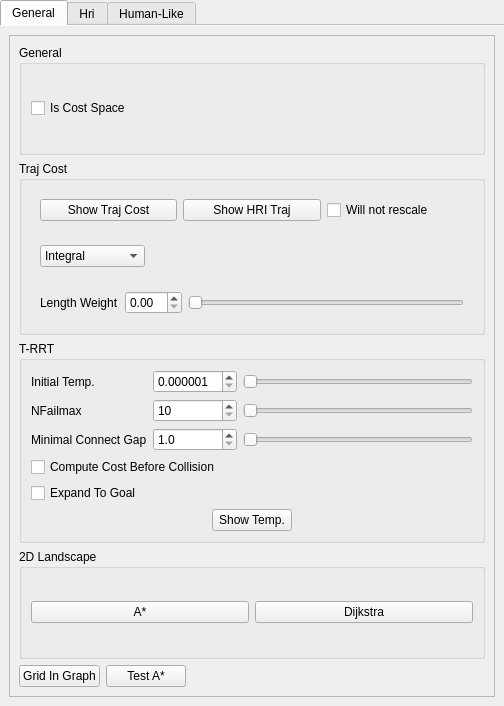
Old version of the form qtWindow/qtMainInterface/qtCost.ui in the repository jmainpri/libmove3d.
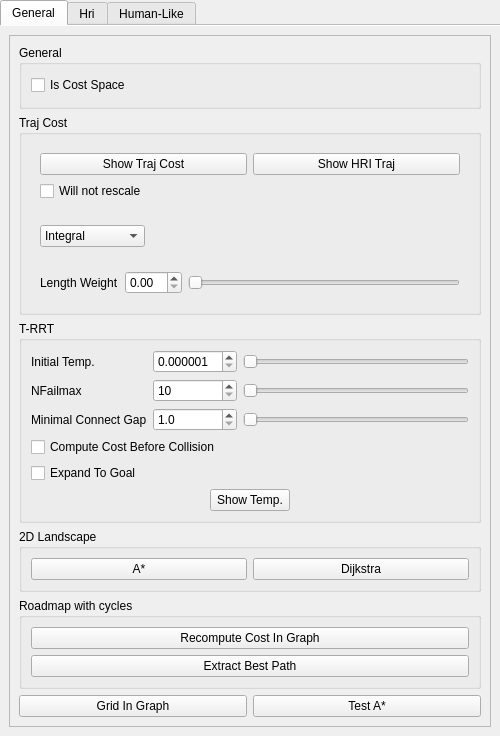
New version of the form.

Commit message: fixes the case in the hearder that come from the Apple architechture

What changed in the file:
```diff
--- a/qtWindow/qtMainInterface/qtCost.ui
+++ b/qtWindow/qtMainInterface/qtCost.ui
@@ -6,8 +6,8 @@
    <rect>
     <x>0</x>
     <y>0</y>
-    <width>504</width>
-    <height>706</height>
+    <width>500</width>
+    <height>736</height>
    </rect>
   </property>
   <property name="windowTitle">
@@ -45,9 +45,9 @@
           <property name="geometry">
            <rect>
             <x>0</x>
-            <y>0</y>
-            <width>460</width>
-            <height>647</height>
+            <y>-99</y>
+            <width>441</width>
+            <height>776</height>
            </rect>
           </property>
           <layout class="QVBoxLayout" name="verticalLayout">
@@ -90,7 +90,7 @@
                    </property>
                   </widget>
                  </item>
-                 <item row="0" column="2">
+                 <item row="1" column="0">
                   <widget class="QCheckBox" name="checkBoxRescale">
                    <property name="text">
                     <string>Will not rescale</string>
@@ -339,6 +339,29 @@
              </layout>
             </widget>
            </item>
+           <item>
+            <widget class="QGroupBox" name="groupBox">
+             <property name="title">
+              <string>Roadmap with cycles</string>
+             </property>
+             <layout class="QVBoxLayout" name="verticalLayout_2">
+              <item>
+               <widget class="QPushButton" name="pushButtonRecomputeGraph">
+                <property name="text">
+                 <string>Recompute Cost In Graph</string>
+                </property>
+               </widget>
+              </item>
+              <item>
+               <widget class="QPushButton" name="pushButtonExtractBestPath">
+                <property name="text">
+                 <string>Extract Best Path</string>
+                </property>
+               </widget>
+              </item>
+             </layout>
+            </widget>
+           </item>
            <item>
             <layout class="QHBoxLayout" name="horizontalLayout_14">
              <item>
@@ -355,19 +378,6 @@
                </property>
               </widget>
              </item>
-             <item>
-              <spacer name="horizontalSpacer_15">
-               <property name="orientation">
-                <enum>Qt::Horizontal</enum>
-               </property>
-               <property name="sizeHint" stdset="0">
-                <size>
-                 <width>40</width>
-                 <height>20</height>
-                </size>
-               </property>
-              </spacer>
-             </item>
             </layout>
            </item>
           </layout>
```
Left out of the diff: 10 changed lines with no effect on the pictures. The commit also changes 1 other file.
